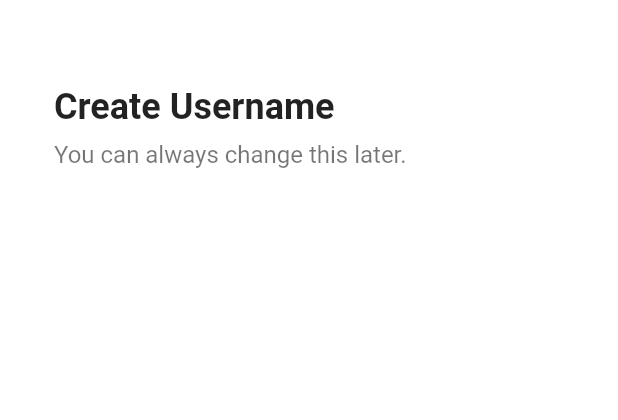
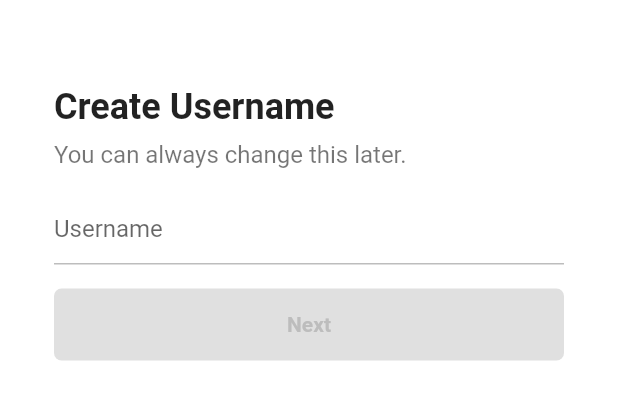
Before and after one commit to seayurre/nomadFlutter, a Flutter app: the EmailScreen screen opened directly, on a phone screen of 412 x 824 dp, the part 58-478 px from its top. Run offline on Flutter 3.47's test engine with Material 2 defaults, Android fonts, the phone set to English and light mode, and no system bars; our stand-ins replace font_awesome_flutter.

Commit message:
4.5 FormButton

```diff
--- a/lib/features/authentication/email_screen.dart
+++ b/lib/features/authentication/email_screen.dart
@@ -1,9 +1,36 @@
 import 'package:flutter/material.dart';
 import 'package:tiktok_clone/constants/gaps.dart';
 import 'package:tiktok_clone/constants/sizes.dart';
+import 'package:tiktok_clone/features/authentication/widgets/forn_button.dart';
 
-class EmailScreen extends StatelessWidget {
+class EmailScreen extends StatefulWidget {
   const EmailScreen({super.key});
+
+  @override
+  State<EmailScreen> createState() => _UsernameScreenState();
+}
+
+class _UsernameScreenState extends State<EmailScreen> {
+  final TextEditingController _usernameController = TextEditingController();
+
+  String _username = "";
+
+  @override
+  void initState() {
+    super.initState();
+
+    _usernameController.addListener(() {
+      setState(() {
+        _username = _usernameController.text;
+      });
+    });
+  }
+
+  @override
+  void dispose() {
+    _usernameController.dispose();
+    super.dispose();
+  }
 
   @override
   Widget build(BuildContext context) {
@@ -14,13 +41,13 @@ class EmailScreen extends StatelessWidget {
           'Sign Up',
         ),
       ),
-      body: const Padding(
-        padding: EdgeInsets.symmetric(horizontal: Sizes.size36),
+      body: Padding(
+        padding: const EdgeInsets.symmetric(horizontal: Sizes.size36),
         child: Column(
           crossAxisAlignment: CrossAxisAlignment.start,
           children: [
             Gaps.v40,
-            Text(
+            const Text(
               "Create Username",
               style: TextStyle(
                 fontSize: Sizes.size24,
@@ -28,13 +55,33 @@ class EmailScreen extends StatelessWidget {
               ),
             ),
             Gaps.v8,
-            Text(
+            const Text(
               "You can always change this later.",
               style: TextStyle(
                 fontSize: Sizes.size16,
                 color: Colors.black54,
               ),
-            )
+            ),
+            Gaps.v16,
+            TextField(
+              controller: _usernameController,
+              cursorColor: Theme.of(context).primaryColor,
+              decoration: InputDecoration(
+                hintText: "Username",
+                enabledBorder: UnderlineInputBorder(
+                  borderSide: BorderSide(
+                    color: Colors.grey.shade400,
+                  ),
+                ),
+                focusedBorder: UnderlineInputBorder(
+                  borderSide: BorderSide(
+                    color: Colors.grey.shade400,
+                  ),
+                ),
+              ),
+            ),
+            Gaps.v16,
+            FormButton(disabled: _username.isEmpty),
           ],
         ),
       ),
--- a/lib/features/authentication/sign_up_screen.dart
+++ b/lib/features/authentication/sign_up_screen.dart
@@ -2,9 +2,9 @@ import 'package:flutter/material.dart';
 import 'package:font_awesome_flutter/font_awesome_flutter.dart';
 import 'package:tiktok_clone/constants/gaps.dart';
 import 'package:tiktok_clone/constants/sizes.dart';
+import 'package:tiktok_clone/features/authentication/username_screen.dart';
+import 'package:tiktok_clone/features/authentication/login_screen.dart';
 import 'package:tiktok_clone/features/authentication/email_screen.dart';
-import 'package:tiktok_clone/features/authentication/login_screen.dart';
-import 'package:tiktok_clone/features/authentication/username_screen.dart';
 import 'package:tiktok_clone/features/authentication/widgets/auth_button.dart';
 
 class SignUpScreen extends StatelessWidget {
--- /dev/null
+++ b/lib/features/authentication/widgets/forn_button.dart
@@ -0,0 +1,37 @@
+import 'package:flutter/material.dart';
+import 'package:tiktok_clone/constants/sizes.dart';
+
+class FormButton extends StatelessWidget {
+  const FormButton({
+    super.key,
+    required this.disabled,
+  });
+
+  final bool disabled;
+
+  @override
+  Widget build(BuildContext context) {
+    return FractionallySizedBox(
+      widthFactor: 1,
+      child: AnimatedContainer(
+        duration: const Duration(milliseconds: 300),
+        padding: const EdgeInsets.symmetric(vertical: Sizes.size16),
+        decoration: BoxDecoration(
+            borderRadius: BorderRadius.circular(Sizes.size5),
+            color: disabled
+                ? Colors.grey.shade300
+                : Theme.of(context).primaryColor),
+        child: AnimatedDefaultTextStyle(
+          duration: const Duration(seconds: 5),
+          style: TextStyle(
+              color: disabled ? Colors.grey.shade400 : Colors.white,
+              fontWeight: FontWeight.w600),
+          child: const Text(
+            'Next',
+            textAlign: TextAlign.center,
+          ),
+        ),
+      ),
+    );
+  }
+}
```
Also changed, not shown: lib/features/authentication/username_screen.dart (+22 -28 lines).
